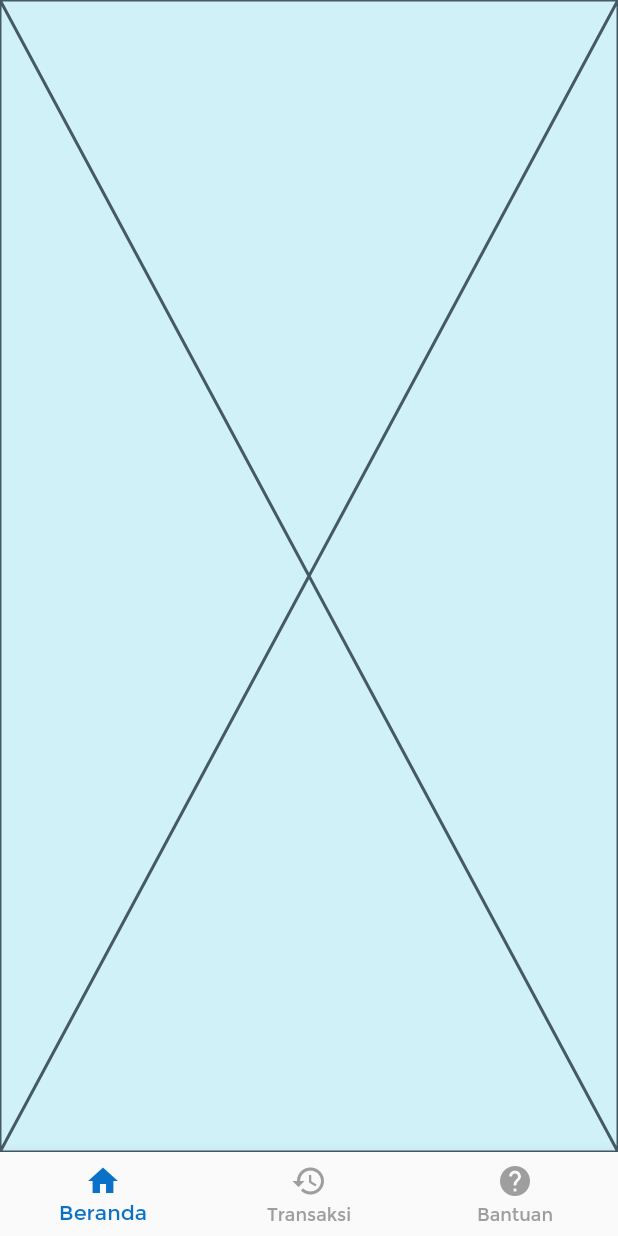
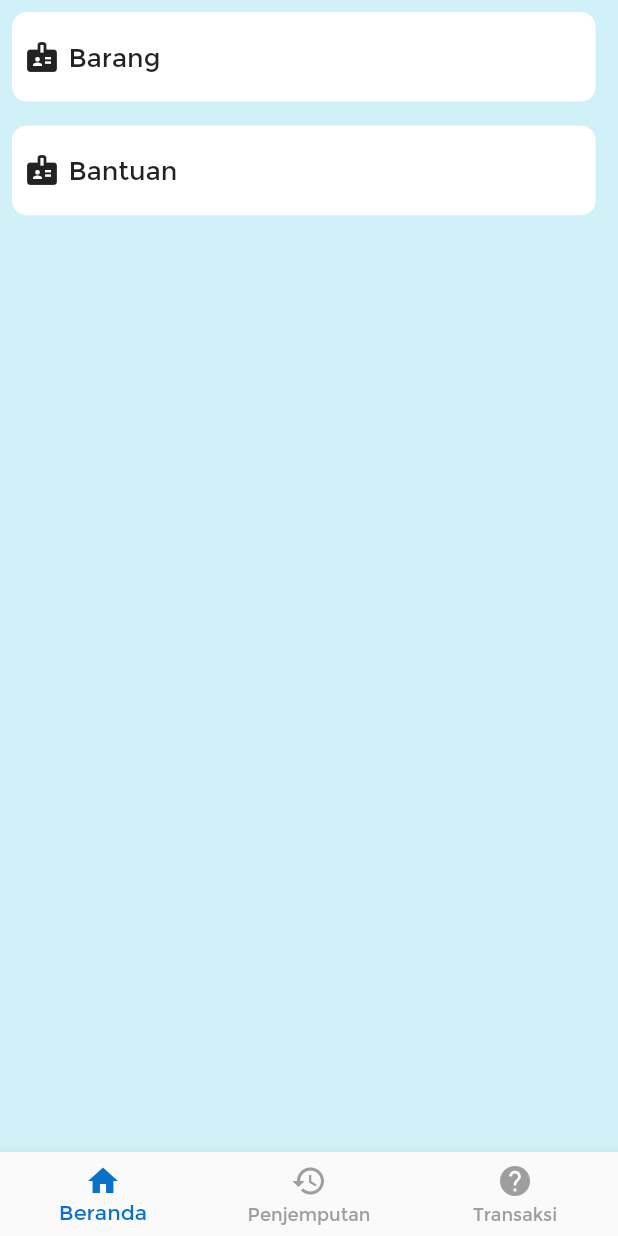
Before and after one commit to zackyrr7/adminsamket, a Flutter app: the screen it shows after launch, on a phone screen of 412 x 824 dp. Run offline on Flutter 3.47's test engine with Material 2 defaults, Android fonts, the light colour scheme and no system bars; our stand-ins replace flutter_screenutil.

Commit message:
barang, bantuan, penjemputan dan transaksi

```diff
--- /dev/null
+++ b/lib/model/barang_model.dart
@@ -0,0 +1,15 @@
+class Barang {
+  final String nama;
+  final String foto;
+  final int harga;
+
+  Barang({
+    required this.nama,
+    required this.foto,
+    required this.harga,
+  });
+
+  factory Barang.fromJson(Map<String, dynamic> json) {
+    return Barang(nama: json['nama'], foto: json['foto'], harga: json['harga']);
+  }
+}
--- /dev/null
+++ b/lib/model/repository_barang.dart
@@ -0,0 +1,26 @@
+import 'dart:convert';
+
+import 'package:admin_samket/constant.dart';
+
+import 'package:http/http.dart' as http;
+import 'barang_model.dart';
+
+class Repository {
+  final _baseurl = '$url/barang';
+
+  Future getData() async {
+    try {
+      final response = await http.get(Uri.parse(_baseurl));
+      if (response.statusCode == 200) {
+        // ignore: avoid_print
+        print(response.body);
+        Iterable it = jsonDecode(response.body);
+        List<Barang> barang = it.map((e) => Barang.fromJson(e)).toList();
+        return barang;
+      }
+    } catch (e) {
+      // ignore: avoid_print
+      print(e.toString());
+    }
+  }
+}
--- a/lib/screen/beranda.dart
+++ b/lib/screen/beranda.dart
@@ -1,4 +1,7 @@
+import 'package:admin_samket/screen/bantuan.dart';
+import 'package:admin_samket/screen/barang.dart';
 import 'package:flutter/material.dart';
+import 'package:flutter_screenutil/flutter_screenutil.dart';
 
 class Beranda extends StatefulWidget {
   const Beranda({super.key});
@@ -10,6 +13,80 @@ class Beranda extends StatefulWidget {
 class _BerandaState extends State<Beranda> {
   @override
   Widget build(BuildContext context) {
-    return const Placeholder();
+    return Scaffold(
+      body: SafeArea(
+        child: Column(
+          mainAxisAlignment: MainAxisAlignment.start,
+          children: [
+            Padding(
+              padding: const EdgeInsets.all(8.0),
+              child: GestureDetector(
+                 onTap: () {
+                  Navigator.push(context, MaterialPageRoute(builder: (context) {
+                    return const ScreenBarang();
+                  }));
+                },
+                child: Container(
+                  height: ScreenUtil().setHeight(50),
+                  width: ScreenUtil().setWidth(340),
+                  decoration: BoxDecoration(
+                      color: Colors.white,
+                      borderRadius: BorderRadius.circular(10)),
+                  child: Padding(
+                    padding: const EdgeInsets.all(8.0),
+                    child: Row(
+                      crossAxisAlignment: CrossAxisAlignment.center,
+                      children: [
+                        const Icon(Icons.badge),
+                        SizedBox(
+                          width: ScreenUtil().setWidth(5),
+                        ),
+                        Text(
+                          'Barang',
+                          style: TextStyle(fontSize: ScreenUtil().setSp(15)),
+                        ),
+                      ],
+                    ),
+                  ),
+                ),
+              ),
+            ),
+            Padding(
+              padding: const EdgeInsets.all(8.0),
+              child: GestureDetector(
+                onTap: () {
+                  Navigator.push(context, MaterialPageRoute(builder: (context) {
+                    return const Bantuan();
+                  }));
+                },
+                child: Container(
+                  height: ScreenUtil().setHeight(50),
+                  width: ScreenUtil().setWidth(340),
+                  decoration: BoxDecoration(
+                      color: Colors.white,
+                      borderRadius: BorderRadius.circular(10)),
+                  child: Padding(
+                    padding: const EdgeInsets.all(8.0),
+                    child: Row(
+                      crossAxisAlignment: CrossAxisAlignment.center,
+                      children: [
+                        const Icon(Icons.badge),
+                        SizedBox(
+                          width: ScreenUtil().setWidth(5),
+                        ),
+                        Text(
+                          'Bantuan',
+                          style: TextStyle(fontSize: ScreenUtil().setSp(15)),
+                        ),
+                      ],
+                    ),
+                  ),
+                ),
+              ),
+            )
+          ],
+        ),
+      ),
+    );
   }
 }
--- a/lib/widget/navbar.dart
+++ b/lib/widget/navbar.dart
@@ -38,8 +38,8 @@ class _NavbarState extends State<Navbar> {
         items: const [
           BottomNavigationBarItem(icon: Icon(Icons.home), label: 'Beranda'),
           BottomNavigationBarItem(
-              icon: Icon(Icons.history), label: 'Transaksi'),
-          BottomNavigationBarItem(icon: Icon(Icons.help), label: 'Bantuan'),
+              icon: Icon(Icons.history), label: 'Penjemputan'),
+          BottomNavigationBarItem(icon: Icon(Icons.help), label: 'Transaksi'),
         ],
       ),
     );
```
Also changed, not shown: lib/model/pertanyaan_model.dart (added, +15 -0 lines), lib/model/repository_pertanyaan.dart (added, +27 -0 lines), lib/screen/bantuan.dart (added, +145 -0 lines), lib/screen/barang.dart (added, +129 -0 lines), lib/screen/jemput_jadwal.dart (added, +16 -0 lines), lib/screen/jemput_selesai.dart (added, +30 -0 lines), lib/screen/jemput_verif.dart (added, +15 -0 lines), lib/screen/penjemputan.dart (+38 -1 lines), lib/screen/penukaran_saldo.dart (+36 -1 lines), lib/screen/transaksi_selesai.dart (added, +16 -0 lines), lib/screen/transaksi_verif.dart (added, +16 -0 lines), pubspec.yaml (+1 -6 lines), pubspec.lock.
